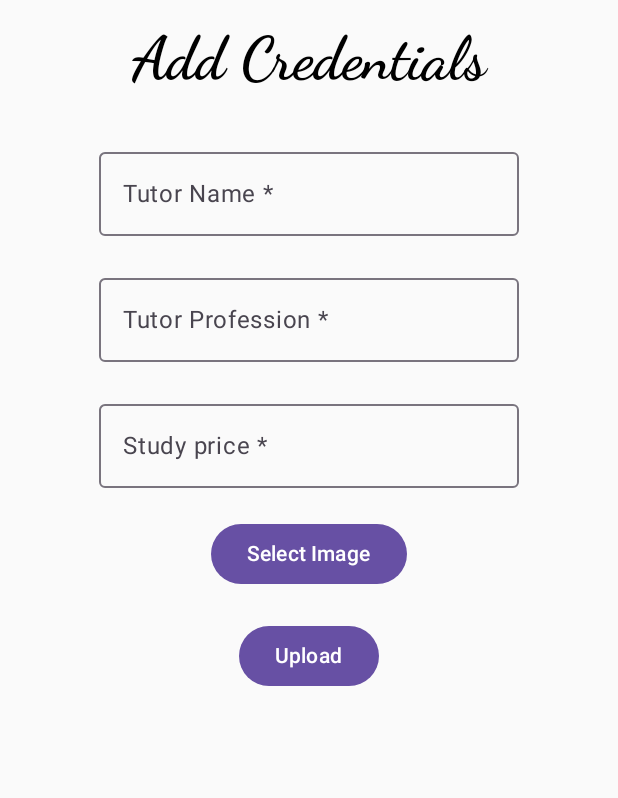
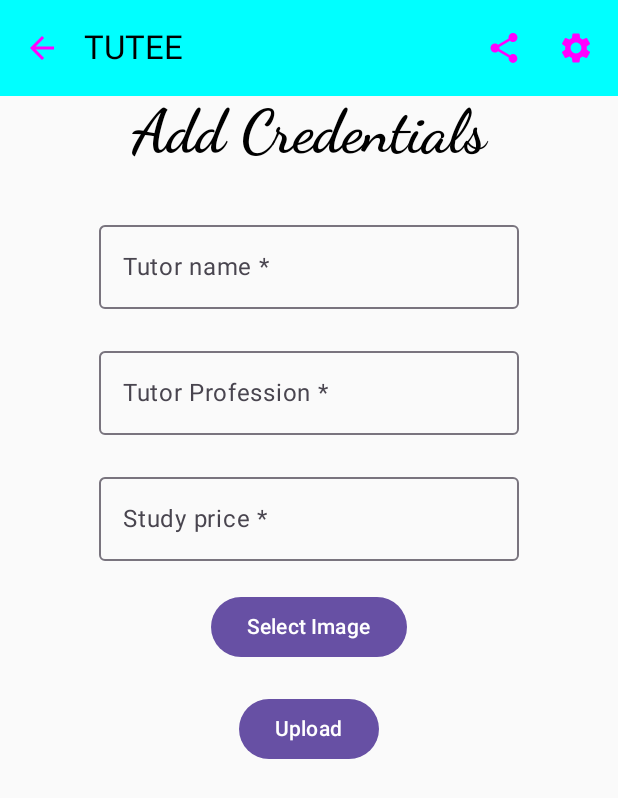
Before and after one commit to ketuyio/TUTEE, an Android app built with Jetpack Compose: the AddTutorScreen screen opened through its navigation route, on a phone screen of 412 x 824 dp. Shown: the top 798 px of the screen. Run offline under Robolectric (Android 15) with nearby library versions, the phone set to English and light mode, and no system bars.

Commit message:
initial commit

```diff
--- a/app/build.gradle.kts
+++ b/app/build.gradle.kts
@@ -1,6 +1,7 @@
 plugins {
     alias(libs.plugins.androidApplication)
     alias(libs.plugins.jetbrainsKotlinAndroid)
+    id("com.google.gms.google-services")
 }
 
 android {
@@ -64,6 +65,7 @@ dependencies {
     implementation(libs.firebase.auth.ktx)
     implementation(libs.firebase.storage.ktx)
     implementation(libs.firebase.database.ktx)
+    implementation(libs.firebase.auth)
     testImplementation(libs.junit)
     androidTestImplementation(libs.androidx.junit)
     androidTestImplementation(libs.androidx.espresso.core)
--- a/app/src/main/java/com/example/tutee/ui/theme/screens/splash/SplashScreen.kt
+++ b/app/src/main/java/com/example/tutee/ui/theme/screens/splash/SplashScreen.kt
@@ -90,7 +90,7 @@ fun SplashScreen(navController: NavHostController){
         val coroutine = rememberCoroutineScope()
         coroutine.launch {
             delay(6000)
-            navController.navigate(HOME_URL)
+            navController.navigate(LOGIN_URL)
         }
     }
 }
--- a/app/src/main/java/com/example/tutee/ui/theme/screens/teachers/UploadtutorScreen.kt
+++ b/app/src/main/java/com/example/tutee/ui/theme/screens/teachers/UploadtutorScreen.kt
@@ -12,11 +12,21 @@ import androidx.compose.foundation.layout.fillMaxSize
 import androidx.compose.foundation.layout.fillMaxWidth
 import androidx.compose.foundation.layout.height
 import androidx.compose.foundation.layout.padding
+import androidx.compose.foundation.rememberScrollState
 import androidx.compose.foundation.text.KeyboardOptions
+import androidx.compose.foundation.verticalScroll
+import androidx.compose.material.icons.Icons
+import androidx.compose.material.icons.filled.ArrowBack
+import androidx.compose.material.icons.filled.Settings
+import androidx.compose.material.icons.filled.Share
 import androidx.compose.material3.Button
 import androidx.compose.material3.ExperimentalMaterial3Api
+import androidx.compose.material3.Icon
+import androidx.compose.material3.IconButton
 import androidx.compose.material3.OutlinedTextField
 import androidx.compose.material3.Text
+import androidx.compose.material3.TopAppBar
+import androidx.compose.material3.TopAppBarDefaults
 import androidx.compose.runtime.Composable
 import androidx.compose.runtime.getValue
 import androidx.compose.runtime.mutableStateOf
@@ -24,6 +34,7 @@ import androidx.compose.runtime.remember
 import androidx.compose.runtime.setValue
 import androidx.compose.ui.Alignment
 import androidx.compose.ui.Modifier
+import androidx.compose.ui.graphics.Color
 import androidx.compose.ui.graphics.asImageBitmap
 import androidx.compose.ui.platform.LocalContext
 import androidx.compose.ui.text.font.FontFamily
@@ -42,10 +53,36 @@ import com.example.tutee.ui.theme.TUTEETheme
 fun AddTutorScreen(navController:NavHostController){
     Column(
         modifier = Modifier
-            .padding(15.dp)
+            .verticalScroll(rememberScrollState())
             .fillMaxSize(),
         horizontalAlignment = Alignment.CenterHorizontally
     ) {
+        //top up bar
+        TopAppBar(title = { Text(text = "TUTEE", color = Color.Black) },
+            colors = TopAppBarDefaults.mediumTopAppBarColors(Color.Cyan),
+            navigationIcon = {
+                IconButton(onClick = {
+                }) {
+                    Icon(imageVector = Icons.Default.ArrowBack,
+                        contentDescription = "Arowback",
+                        tint = Color.Magenta)
+                }
+            },
+            actions = {
+                IconButton(onClick = { /*TODO*/ }) {
+                    Icon(imageVector = Icons.Default.Share,
+                        contentDescription = "share",
+                        tint = Color.Magenta)
+                }
+                IconButton(onClick = { /*TODO*/ }) {
+                    Icon(imageVector = Icons.Default.Settings,
+                        contentDescription = "settings",
+                        tint = Color.Magenta)
+                }
+
+            }
+        )
+        //end of top up bar
         Text(
             text = "Add Credentials",
             fontSize = 40.sp,
@@ -53,25 +90,25 @@ fun AddTutorScreen(navController:NavHostController){
             fontFamily = FontFamily.Cursive
         )
 
-        var TutorName by remember { mutableStateOf("") }
-        var TutorProfession by remember { mutableStateOf("") }
-        var StudyPrice by remember { mutableStateOf("") }
+        var tutorName by remember { mutableStateOf("") }
+        var profession by remember { mutableStateOf("") }
+        var studyPrice by remember { mutableStateOf("") }
         val context = LocalContext.current
 
         Spacer(modifier = Modifier.height(30.dp))
 
         OutlinedTextField(
-            value = TutorName,
-            onValueChange = { TutorName = it },
-            label = { Text(text = "Tutor Name *") },
+            value = tutorName,
+            onValueChange = { tutorName = it },
+            label = { Text(text = "Tutor name *") },
             keyboardOptions = KeyboardOptions(keyboardType = KeyboardType.Text)
         )
 
         Spacer(modifier = Modifier.height(20.dp))
 
         OutlinedTextField(
-            value = TutorProfession,
-            onValueChange = { TutorProfession = it },
+            value = profession,
+            onValueChange = { profession = it },
             label = { Text(text = "Tutor Profession *") },
             keyboardOptions = KeyboardOptions(keyboardType = KeyboardType.Text)
         )
@@ -79,8 +116,8 @@ fun AddTutorScreen(navController:NavHostController){
         Spacer(modifier = Modifier.height(20.dp))
 
         OutlinedTextField(
-            value = StudyPrice,
-            onValueChange = { StudyPrice = it },
+            value = studyPrice,
+            onValueChange = { studyPrice = it },
             label = { Text(text = "Study price *") },
             keyboardOptions = KeyboardOptions(keyboardType = KeyboardType.Text)
         )
@@ -92,7 +129,7 @@ fun AddTutorScreen(navController:NavHostController){
         //---------------------IMAGE PICKER START-----------------------------------//
 
         var modifier = Modifier
-        ImagePicker(modifier,context, navController, TutorName.trim(), TutorProfession.trim(), StudyPrice.trim())
+        ImagePicker(modifier,context, navController, tutorName.trim(), profession.trim(), studyPrice.trim())
 
         //---------------------IMAGE PICKER END-----------------------------------//
 
@@ -102,7 +139,7 @@ fun AddTutorScreen(navController:NavHostController){
 }
 
 @Composable
-fun ImagePicker(modifier: Modifier = Modifier, context: Context,navController: NavHostController, name:String, profession:String, price:String) {
+fun ImagePicker(modifier: Modifier = Modifier, context: Context,navController: NavHostController, name:String, quantity:String, price:String) {
     var hasImage by remember { mutableStateOf(false) }
     var imageUri by remember { mutableStateOf<Uri?>(null) }
 
@@ -139,7 +176,7 @@ fun ImagePicker(modifier: Modifier = Modifier, context: Context,navController: N
             Button(onClick = {
                 //-----------WRITE THE UPLOAD LOGIC HERE---------------//
                 var productRepository = ProductViewModel(navController,context)
-                productRepository.uploadProduct(name, profession, price,imageUri!!)
+                productRepository.uploadProduct(name, quantity, price,imageUri!!)
 
 
             }) {
--- a/build.gradle.kts
+++ b/build.gradle.kts
@@ -1,3 +1,8 @@
+buildscript {
+    dependencies {
+        classpath(libs.google.services)
+    }
+}
 // Top-level build file where you can add configuration options common to all sub-projects/modules.
 plugins {
     alias(libs.plugins.androidApplication) apply false
--- a/gradle/libs.versions.toml
+++ b/gradle/libs.versions.toml
@@ -13,6 +13,8 @@ firebaseStorageKtx = "21.0.0"
 navigationRuntimeKtx = "2.7.7"
 navigationCompose = "2.7.7"
 firebaseAuthKtx = "23.0.0"
+googleServices = "4.4.1"
+firebaseAuth = "23.0.0"
 
 [libraries]
 androidx-core-ktx = { group = "androidx.core", name = "core-ktx", version.ref = "coreKtx" }
@@ -34,6 +36,8 @@ firebase-storage-ktx = { group = "com.google.firebase", name = "firebase-storage
 androidx-navigation-runtime-ktx = { group = "androidx.navigation", name = "navigation-runtime-ktx", version.ref = "navigationRuntimeKtx" }
 androidx-navigation-compose = { group = "androidx.navigation", name = "navigation-compose", version.ref = "navigationCompose" }
 firebase-auth-ktx = { group = "com.google.firebase", name = "firebase-auth-ktx", version.ref = "firebaseAuthKtx" }
+google-services = { group = "com.google.gms", name = "google-services", version.ref = "googleServices" }
+firebase-auth = { group = "com.google.firebase", name = "firebase-auth", version.ref = "firebaseAuth" }
 
 [plugins]
 androidApplication = { id = "com.android.application", version.ref = "agp" }
```
